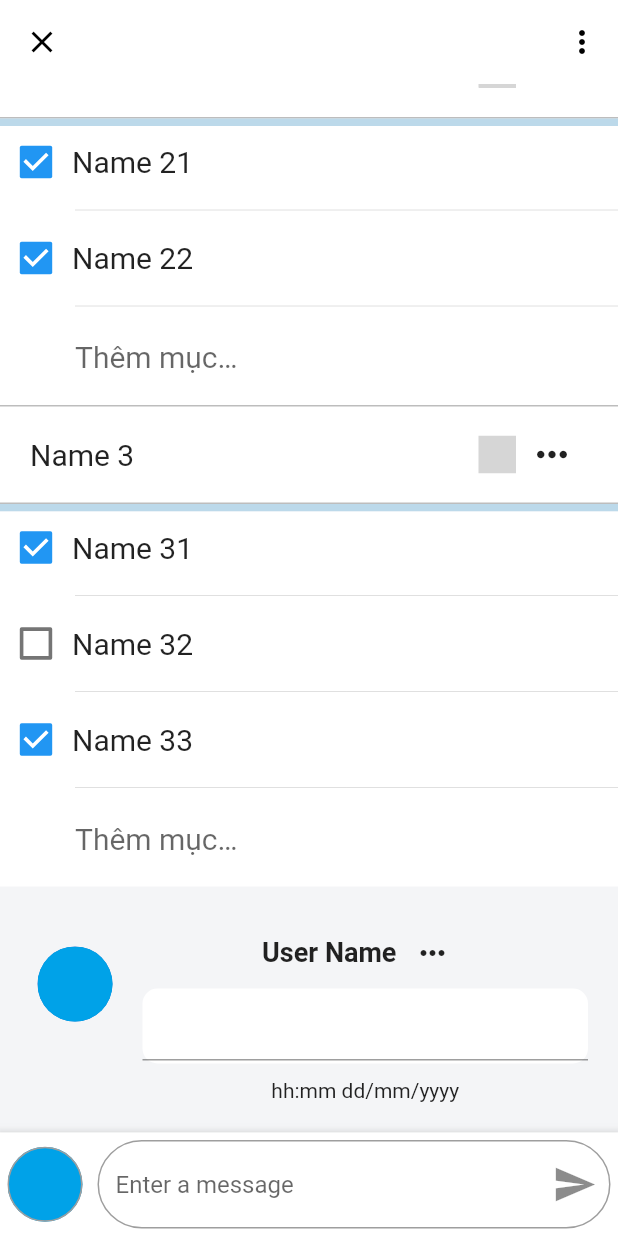
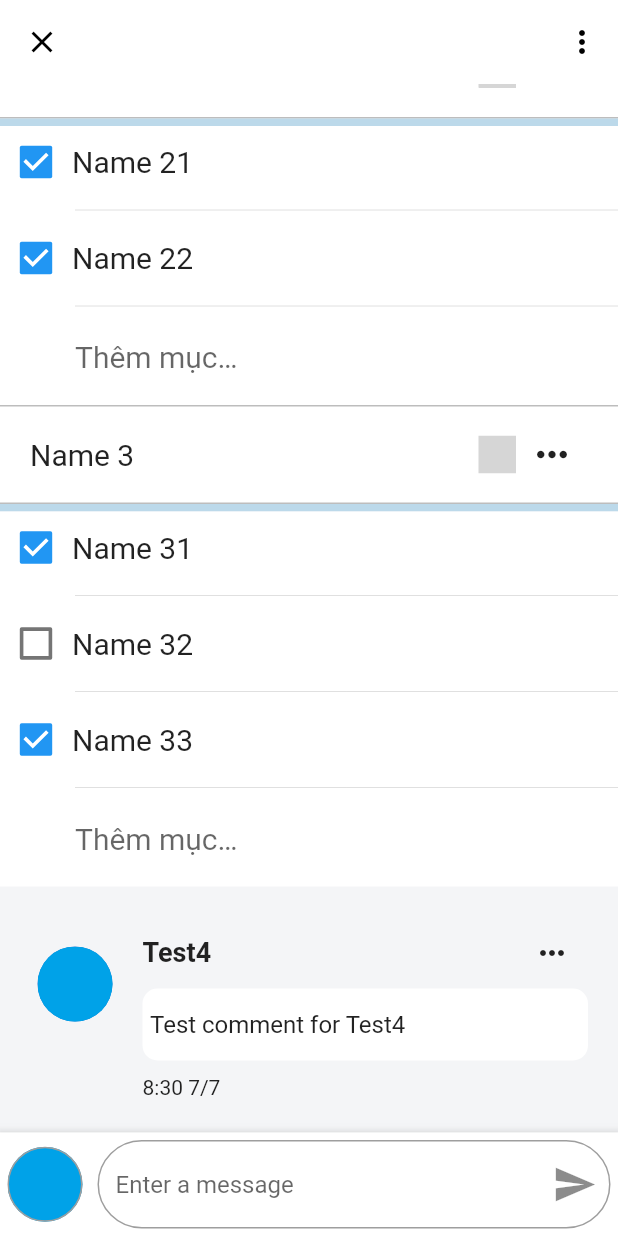
Before and after one commit to TTph18/Trello_Clone, a Flutter app: the CardScreen screen opened directly with empty values, scrolled down 990 dp, on a phone screen of 412 x 824 dp. Run offline on Flutter 3.47's test engine with Material 2 defaults, Android fonts, the phone set to English and light mode, and no system bars; our stand-ins replace cloud_firestore, firebase_auth, firebase_core, flutter_chips_input, flutter_speed_dial; missing offline and left inert: animate_icons, animated_icon_button; accounts and stored records are empty; grey boxes are pictures that could not be loaded.

Commit message:
Fix comments in card_screen.dart (unfinished)

```diff
--- a/trello_clone/lib/screens/card_screen/card_screen.dart
+++ b/trello_clone/lib/screens/card_screen/card_screen.dart
@@ -67,21 +67,6 @@ class CardScreenState extends State<CardScreen> {
 
   ///TODO: Load users from database to pickedUsers
   List<bool> flagPickedUsers = [];
-
-  ///Use for showing check iconbutton in popup member
-
-  @override
-  void initState() {
-    for (Users user in users) {
-      var foundUser =
-          pickedUsers.where((element) => element.userID == user.userID);
-      if (foundUser.isNotEmpty)
-        flagPickedUsers.add(true);
-      else
-        flagPickedUsers.add(false);
-    }
-    super.initState();
-  }
 
   ///StartDate picker
   ///TODO: Load selectedStartDate from database, if = null, assign Datetime now to it
@@ -250,17 +235,46 @@ class CardScreenState extends State<CardScreen> {
 
   ///For comment
   ///TODO: Load currentUser data
-  Users currentUser = Users(
-    userID: "123456",
-    userName: "User123456",
-    profileName: "Test",
-    email: '123456@gmail.com',
-    avatar: 'assets/images/BlueBG.png',
-    workspaceList: [],
-  );
+  ///Users currentUser = ...;
+  ///TODO: Delete this when load current data
+  String currentUserID = "12345";
+  String currentUserName = "Test4";
+  String currentUserAvatar = "assets/images/BlueBG.png";
 
   ///TODO: Load comment list
   List<Comments> commentList = [];
+  ///TODO: Delete these when comment list is loaded
+  ///TODO: in UI, change the commentUserIDList to commentList and match suitable values
+  List<String> commentUserIDList = ["12345", "1234", "1234"];
+  List<String> commentUserNameList = ["Test4", "name1", "name1"];
+  List<String> commentUserAvatarList = ["assets/images/BlueBG.png", "assets/images/BlueBG.png", "assets/images/BlueBG.png"];
+  List<String> commentContentList = ["Test comment for Test4", "Test comment for name1", "Test test test test test comment 2 for name1"];
+  List<DateTime> commentDateList = [
+    DateTime(2021, 7, 7, 8, 30),
+    DateTime(2021, 7, 4, 9, 30),
+    DateTime(2021, 6, 30, 10, 30)
+  ];
+
+  List<TextEditingController> commentContentTxtCtrlList = [];
+
+  @override
+  void initState() {
+    super.initState();
+
+    for (Users user in users) {
+      var foundUser =
+      pickedUsers.where((element) => element.userID == user.userID);
+      if (foundUser.isNotEmpty)
+        flagPickedUsers.add(true);
+      else
+        flagPickedUsers.add(false);
+    }
+
+    for (int index = 0; index < commentUserIDList.length; index++) {
+      commentContentTxtCtrlList.add(TextEditingController());
+      commentContentTxtCtrlList[index].text = commentContentList[index];
+    }
+  }
 
   @override
   Widget build(BuildContext context) {
@@ -1381,7 +1395,8 @@ class CardScreenState extends State<CardScreen> {
                   ),
 
             ///Comment display here
-            Padding(
+            Column(
+                children: List.generate(commentUserIDList.length, (index) => Padding(
                   padding: const EdgeInsets.only(left: 25, right: 20, top: 20),
                   child: Row(
                     crossAxisAlignment: CrossAxisAlignment.start,
@@ -1390,53 +1405,77 @@ class CardScreenState extends State<CardScreen> {
                         padding: const EdgeInsets.only(top: 20),
                         child: CircleAvatar(
                           radius: 25,
-                      backgroundImage: AssetImage(currentUser.avatar),
-                    ),
-                  ),
+                          ///TODO: Load Avatar
+                          backgroundImage: AssetImage(commentUserAvatarList[index]),
+                        ),
+                      ),
+
                       SizedBox(width: 20),
+
                       Column(
+                        mainAxisAlignment: MainAxisAlignment.start,
                         children: [
                           ///User Name
-                      Row(
+                          Container(
+                            width: MediaQuery. of(context).size.width - 115,
+                            child: Row(
                               mainAxisAlignment: MainAxisAlignment.spaceBetween,
                               children: [
                                 ///TODO: Load User Name who comments this
-                          Text(
-                            "User Name",
-                            style: TextStyle(
-                                fontWeight: FontWeight.bold, fontSize: 18),
-                          ),
-
-                          IconButton(
+                                Text(commentUserNameList[index], style: TextStyle(fontWeight: FontWeight.bold, fontSize: 18),),
+
+                                PopupMenuButton(
                                     icon: Icon(Icons.more_horiz),
-                            onPressed: () {},
-                          ),
-                        ],
+                                    itemBuilder: (BuildContext context) => <PopupMenuEntry<String>>[
+                                      const PopupMenuItem<String>(
+                                        value: "Chỉnh sửa",
+                                        child: Text('Chỉnh sửa'),
+                                      ),
+                                      const PopupMenuItem<String>(
+                                        value: "Xóa",
+                                        child: Text('Xóa'),
+                                      ),
+                                    ]
+                                ),
+                              ],
+                            ),
                           ),
 
                           ///Comment content
                           Container(
-                        width: MediaQuery.of(context).size.width - 115,
-                        height: 50,
+                            width: MediaQuery. of(context).size.width - 115,
                             decoration: BoxDecoration(
                               color: Colors.white,
-                          borderRadius: BorderRadius.all(Radius.circular(10)),
+                              borderRadius: BorderRadius.all(
+                                  Radius.circular(10)
+                              ),
                             ),
                             child: TextField(
+                              controller: commentContentTxtCtrlList[index],
                               readOnly: true,
+                              keyboardType: TextInputType.multiline,
+                              maxLines: null,
+                              decoration: InputDecoration(
+                                contentPadding: const EdgeInsets.all(5),
+                                border: InputBorder.none,
+                                focusedBorder: InputBorder.none,
+                                enabledBorder: InputBorder.none,
+                                errorBorder: InputBorder.none,
+                                disabledBorder: InputBorder.none,
+                              ),
                             ),
                           ),
 
                           SizedBox(height: 10),
 
                           ///Load date comment
-                      ///TODO: Format hh:mm dd/mm/yyyy if year is different from current year
-                      ///TODO: Format hh:mm dd/mm if year is equal to current year
-                      Row(
-                        mainAxisAlignment: MainAxisAlignment.start,
-                        children: [
-                          Text("hh:mm dd/mm/yyyy"),
-                        ],
+                          ///TODO: change suitable variable to the
+                          ///Format hh:mm dd/mm/yyyy if year is different from current year
+                          ///Format hh:mm dd/mm if year is equal to current year
+                          Container(
+                            alignment: Alignment.centerLeft,
+                            width: MediaQuery. of(context).size.width - 115,
+                            child: commentDateList[index].year == DateTime.now().year ? Text(commentDateList[index].hour.toString() + ":" + (commentDateList[index].minute >= 10 ? commentDateList[index].minute.toString() : "0" + commentDateList[index].minute.toString()) + " " + commentDateList[index].day.toString() + "/" + commentDateList[index].month.toString()) : Text(commentDateList[index].hour.toString() + ":" + (commentDateList[index].minute >= 10 ? commentDateList[index].minute.toString() : "0" + commentDateList[index].minute.toString()) + " " + commentDateList[index].day.toString() + "/" + commentDateList[index].month.toString() + "/" + commentDateList[index].year.toString()),
                           ),
 
                           SizedBox(height: 20),
@@ -1444,6 +1483,7 @@ class CardScreenState extends State<CardScreen> {
                       ),
                     ],
                   ),
+                ),)
             ),
 
             ///for bottom sheet not cover last element
```
Lines whose indentation alone changed are shown as unchanged.
